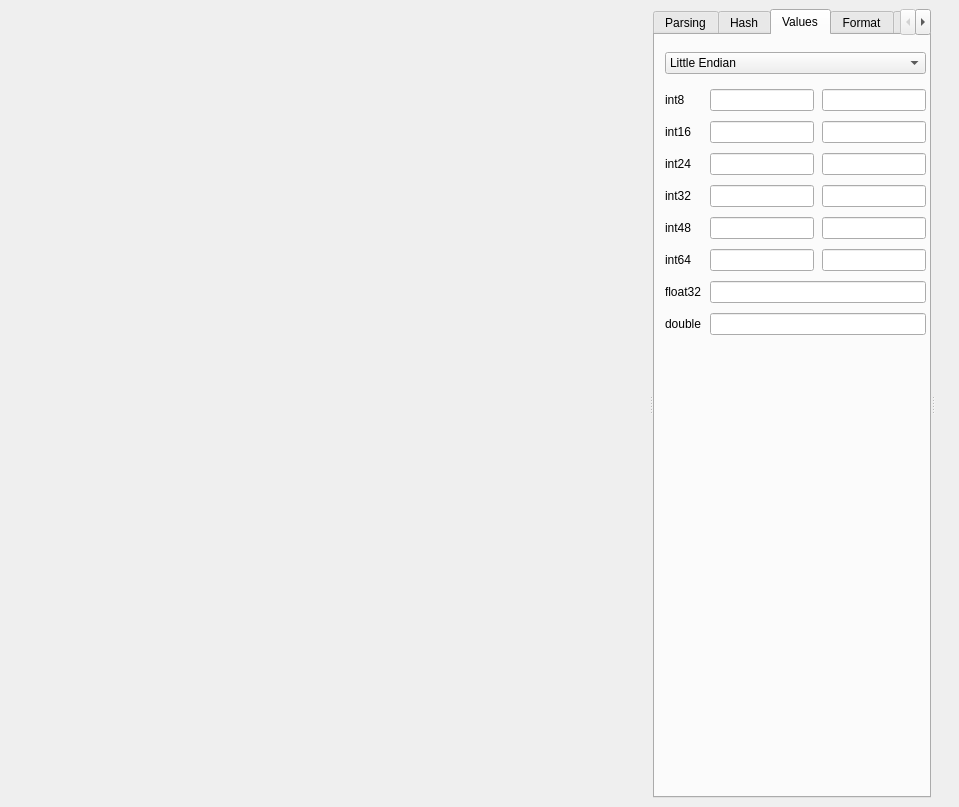
radareorg/iaito, file src/widgets/HexdumpWidget.ui: the form before one commit.
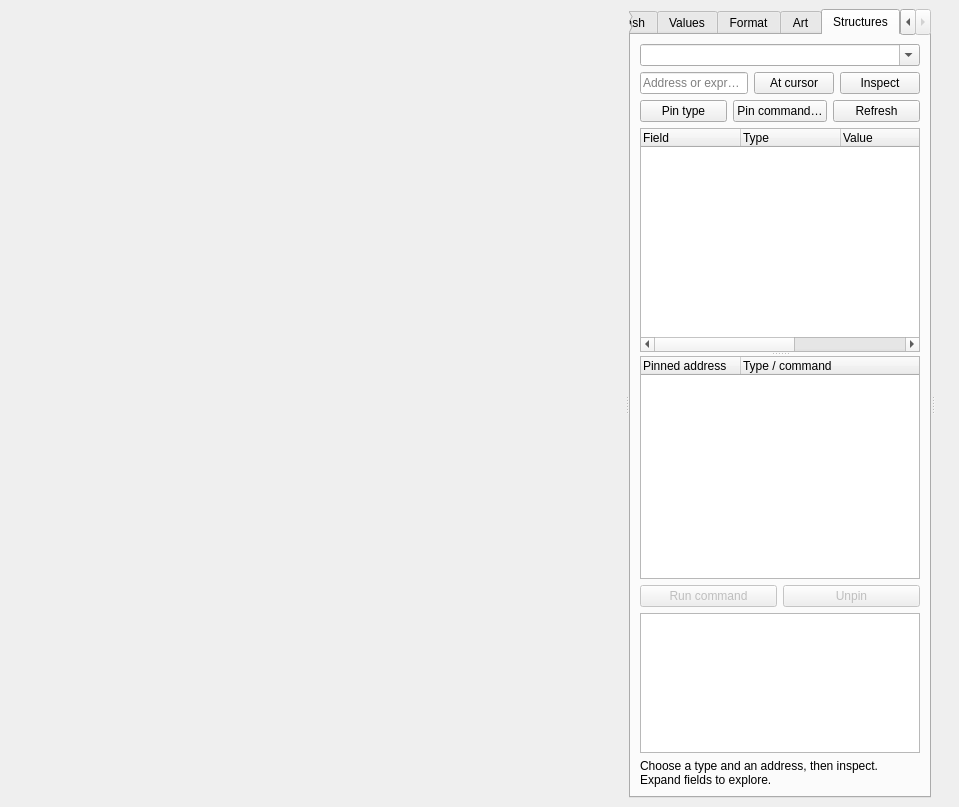
The form after the commit. The open tabs and pages were chosen to show the change. Icons and pictures are not drawn. Custom widgets are drawn as their Qt base class.

Commit message: Add a recursive structure tree and pins to the hexdump ##

Diff of the .ui file:
```diff
--- a/src/widgets/HexdumpWidget.ui
+++ b/src/widgets/HexdumpWidget.ui
@@ -986,6 +986,108 @@
          </layout>
         </widget>
        </widget>
+       <widget class="QWidget" name="tabStructures">
+        <attribute name="title">
+         <string>Structures</string>
+        </attribute>
+        <layout class="QVBoxLayout" name="structuresLayout">
+         <item>
+          <widget class="QComboBox" name="structureTypeComboBox">
+           <property name="toolTip"><string>Choose or enter an r2 type, pointer, or array</string></property>
+           <property name="editable"><bool>true</bool></property>
+          </widget>
+         </item>
+         <item>
+          <layout class="QHBoxLayout" name="structureAddressLayout">
+           <item>
+            <widget class="QLineEdit" name="structureAddressEdit">
+             <property name="placeholderText"><string>Address or expression</string></property>
+            </widget>
+           </item>
+           <item>
+            <widget class="QPushButton" name="structureCursorButton">
+             <property name="text"><string>At cursor</string></property>
+            </widget>
+           </item>
+           <item>
+            <widget class="QPushButton" name="structureInspectButton">
+             <property name="text"><string>Inspect</string></property>
+            </widget>
+           </item>
+          </layout>
+         </item>
+         <item>
+          <layout class="QHBoxLayout" name="structurePinLayout">
+           <item>
+            <widget class="QPushButton" name="structurePinButton">
+             <property name="text"><string>Pin type</string></property>
+             <property name="toolTip"><string>Link this type to the address in r2 (tl)</string></property>
+            </widget>
+           </item>
+           <item>
+            <widget class="QPushButton" name="structureCommandButton">
+             <property name="text"><string>Pin command…</string></property>
+            </widget>
+           </item>
+           <item>
+            <widget class="QPushButton" name="structureRefreshButton">
+             <property name="text"><string>Refresh</string></property>
+            </widget>
+           </item>
+          </layout>
+         </item>
+         <item>
+          <widget class="QSplitter" name="structureSplitter">
+           <property name="orientation"><enum>Qt::Vertical</enum></property>
+           <widget class="QTreeWidget" name="structureTree">
+            <property name="alternatingRowColors"><bool>true</bool></property>
+            <property name="uniformRowHeights"><bool>true</bool></property>
+            <property name="contextMenuPolicy"><enum>Qt::CustomContextMenu</enum></property>
+            <column><property name="text"><string>Field</string></property></column>
+            <column><property name="text"><string>Type</string></property></column>
+            <column><property name="text"><string>Value</string></property></column>
+            <column><property name="text"><string>Address</string></property></column>
+            <column><property name="text"><string>Size</string></property></column>
+           </widget>
+           <widget class="QTreeWidget" name="structurePinsTree">
+            <property name="toolTip"><string>Pinned r2 type links and command annotations. Double-click to navigate.</string></property>
+            <property name="rootIsDecorated"><bool>false</bool></property>
+            <property name="contextMenuPolicy"><enum>Qt::CustomContextMenu</enum></property>
+            <column><property name="text"><string>Pinned address</string></property></column>
+            <column><property name="text"><string>Type / command</string></property></column>
+           </widget>
+          </widget>
+         </item>
+         <item>
+          <layout class="QHBoxLayout" name="structureCommandLayout">
+           <item>
+            <widget class="QPushButton" name="structureRunButton">
+             <property name="text"><string>Run command</string></property>
+             <property name="enabled"><bool>false</bool></property>
+            </widget>
+           </item>
+           <item>
+            <widget class="QPushButton" name="structureUnpinButton">
+             <property name="text"><string>Unpin</string></property>
+             <property name="enabled"><bool>false</bool></property>
+            </widget>
+           </item>
+          </layout>
+         </item>
+         <item>
+          <widget class="QPlainTextEdit" name="structureCommandOutput">
+           <property name="readOnly"><bool>true</bool></property>
+           <property name="maximumSize"><size><width>16777215</width><height>140</height></size></property>
+          </widget>
+         </item>
+         <item>
+          <widget class="QLabel" name="structureStatusLabel">
+           <property name="text"><string>Choose a type and an address, then inspect. Expand fields to explore.</string></property>
+           <property name="wordWrap"><bool>true</bool></property>
+          </widget>
+         </item>
+        </layout>
+       </widget>
       </widget>
       <widget class="QToolButton" name="openSideViewB">
        <property name="sizePolicy">
```
The commit also changes 11 other files.
